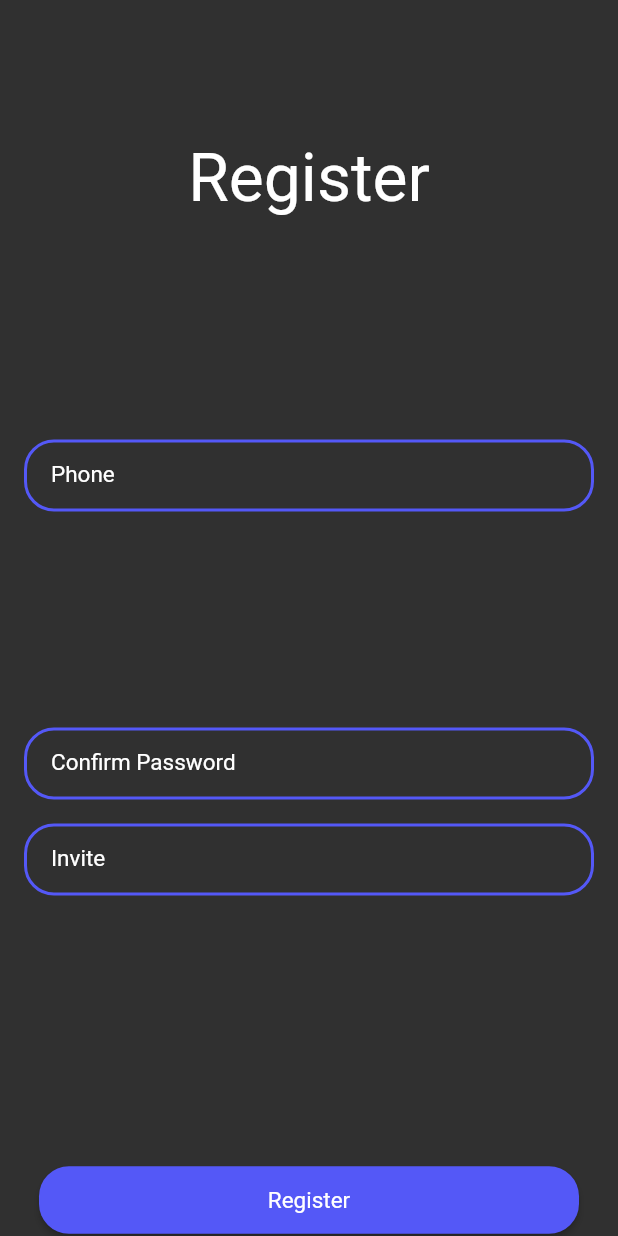
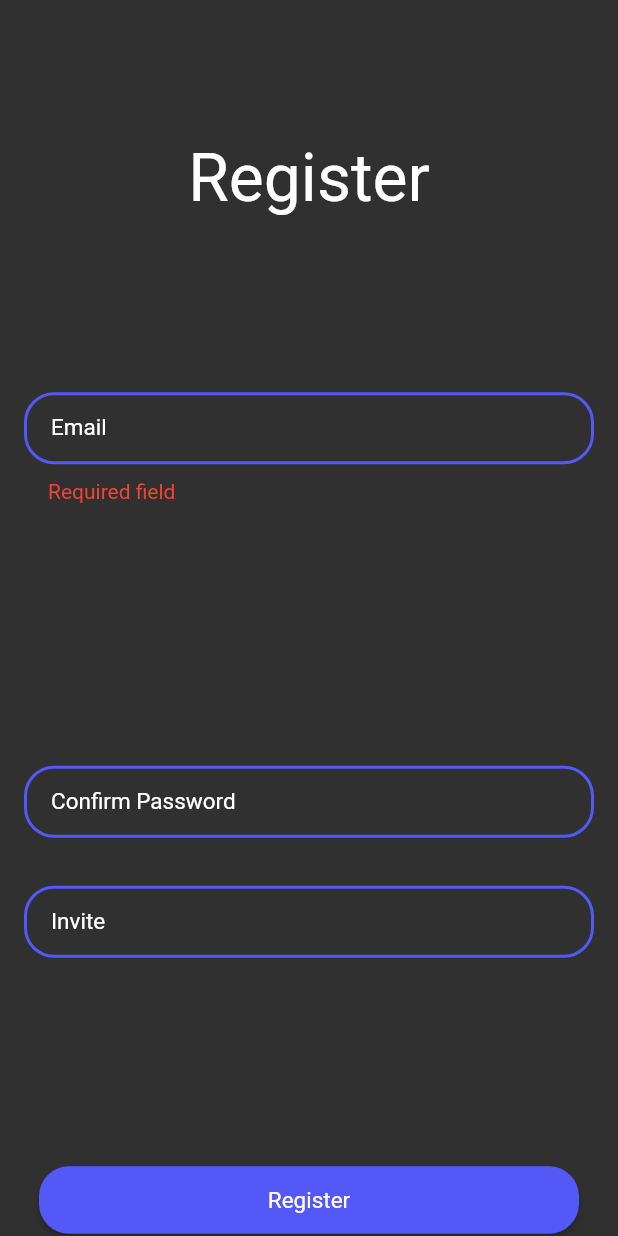
Before and after one commit to Demphait/single-house-flutter, a Flutter app: the RegisterWidget widget shown alone on an empty page, opened directly, after a tap on "Register", on a phone screen of 412 x 824 dp. Run offline on Flutter 3.47's test engine with Material 2 defaults, Android fonts, the light colour scheme and no system bars; our stand-ins replace bloc, flutter_bloc, smooth_page_indicator.

Commit message:
feat: added file with validation for email fix: added form to all text fields and validator for email

```diff
--- /dev/null
+++ b/lib/utils/validation/validate_email.dart
@@ -0,0 +1,25 @@
+import 'package:single_house/utils/validation/validate.dart';
+
+class ValidateEmail extends Validate {
+  ValidateEmail({required bool isRequired}) : super(isRequired: isRequired);
+
+  @override
+  String? validation(String? value) {
+    RegExp regExp = RegExp(r"^[a-zA-Z0-9.a-zA-Z0-9.!#$%&'*+-/=?^_`{|}~]+@[a-zA-Z0-9]+\.[a-zA-Z]+");
+
+    if (value == null || (value.isEmpty) && isRequired) {
+      if (isRequired == true) {
+        print('Required field');
+        return 'Required field';
+      }
+      print('null isRequired');
+      return null;
+    }
+
+    if (!regExp.hasMatch(value)) {
+      return 'Enter valid email: examle@examle.com';
+    }
+    print('null pass');
+    return null;
+  }
+}
--- a/lib/views/auth/components/register/register_component.dart
+++ b/lib/views/auth/components/register/register_component.dart
@@ -2,13 +2,22 @@ import 'package:flutter/material.dart';
 import 'package:single_house/styles/app_colors.dart';
 import 'package:single_house/styles/app_space.dart';
 import 'package:single_house/styles/app_text_styles.dart';
+import 'package:single_house/utils/validation/validate_email.dart';
 import 'package:single_house/widgets/app_textfield.dart';
 
-class RegisterWidget extends StatelessWidget {
+class RegisterWidget extends StatefulWidget {
   const RegisterWidget({
     Key? key,
   }) : super(key: key);
 
+  @override
+  State<RegisterWidget> createState() => _RegisterWidgetState();
+}
+
+class _RegisterWidgetState extends State<RegisterWidget> {
+  final formKey = GlobalKey<FormState>();
+  String email = '';
+  final TextEditingController _emailController = TextEditingController();
   @override
   Widget build(BuildContext context) {
     return Stack(
@@ -24,7 +33,9 @@ class RegisterWidget extends StatelessWidget {
               child: Container(),
             ),
             ElevatedButton(
-              onPressed: () {},
+              onPressed: () {
+                formKey.currentState?.validate();
+              },
               child: const Text('Register'),
               style: ButtonStyle(
                 textStyle: MaterialStateProperty.all<TextStyle>(AppTextStyles.styleTextField.white),
@@ -41,28 +52,47 @@ class RegisterWidget extends StatelessWidget {
         ),
         Padding(
           // 66 - offset for move center, cause of invite
-          padding: EdgeInsets.fromLTRB(AppSpace.md, 66, AppSpace.md, 0),
+          padding: EdgeInsets.fromLTRB(AppSpace.md, 76, AppSpace.md, 0),
+          child: Form(
+            key: formKey,
             child: Column(
               mainAxisAlignment: MainAxisAlignment.center,
-            children: const [
-              AppTextField(name: 'Phone', textInputType: TextInputType.phone),
-              Opacity(
+              children: [
+                AppTextField(
+                  name: 'Email',
+                  textInputType: TextInputType.emailAddress,
+                  controller: _emailController,
+                  validator: ValidateEmail(isRequired: true).validation,
+                  onChanged: (value) => setState(() {
+                    email = value;
+                  }),
+                ),
+                AppSpaceBox.md,
+                const Opacity(
                   opacity: 0,
                   child: AppTextField(name: '1'),
                 ),
-              Opacity(
+                AppSpaceBox.md,
+                const Opacity(
                   opacity: 0,
                   child: AppTextField(name: '1'),
                 ),
-              AppTextField(name: 'Confirm Password', obscureText: true),
-              AppTextField(
+                AppSpaceBox.md,
+                const AppTextField(
+                  name: 'Confirm Password',
+                  obscureText: true,
+                ),
+                AppSpaceBox.md,
+                const AppTextField(
                   name: 'Invite',
                   obscureText: false,
                   textInputAction: TextInputAction.done,
-                  textInputType: TextInputType.number),
+                  textInputType: TextInputType.number,
+                ),
               ],
             ),
-        )
+          ),
+        ),
       ],
     );
   }
```
Lines whose indentation alone changed are shown as unchanged.
